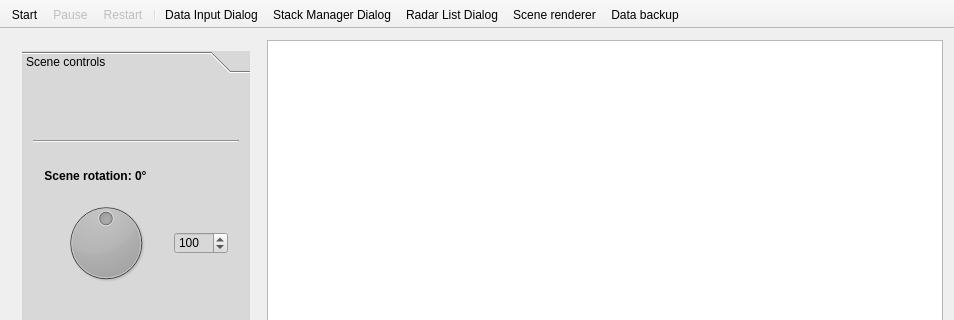
First picture: the form in DACUSN/mainwindow.ui, repository Gresthorn/DACUSN, before the edit; both pictures show x 0 to 954 and y 0 to 320 of the 954 by 630 pixel window.
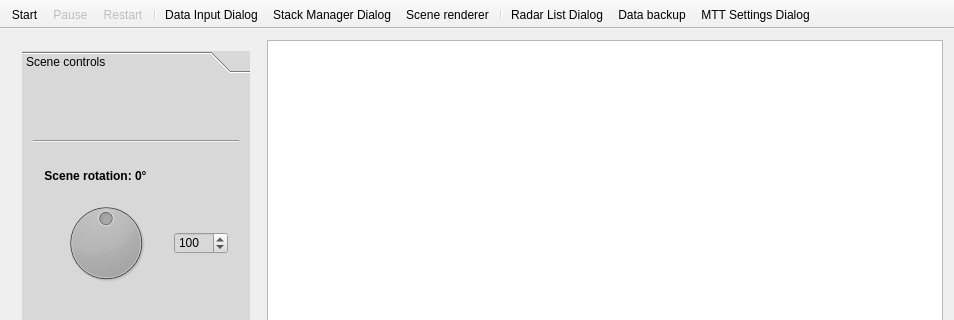
Second picture: the form after the edit. Icons and pictures are not drawn.

What changed in the file:
```diff
--- a/DACUSN/mainwindow.ui
+++ b/DACUSN/mainwindow.ui
@@ -775,9 +775,11 @@
    <addaction name="separator"/>
    <addaction name="actionData_Input_Dialog"/>
    <addaction name="actionStack_Manager_Dialog"/>
-   <addaction name="actionRadar_List_Dialog"/>
    <addaction name="actionScene_renderer"/>
+   <addaction name="separator"/>
+   <addaction name="actionRadar_List_Dialog"/>
    <addaction name="actionData_backup"/>
+   <addaction name="actionMTT_Settings_Dialog"/>
   </widget>
   <widget class="QStatusBar" name="statusBar"/>
   <action name="actionStart">
@@ -884,6 +886,15 @@
     <string>Data backup options</string>
    </property>
   </action>
+  <action name="actionMTT_Settings_Dialog">
+   <property name="icon">
+    <iconset>
+     <normaloff>:/mainToolbar/icons/mtt.png</normaloff>:/mainToolbar/icons/mtt.png</iconset>
+   </property>
+   <property name="text">
+    <string>MTT Settings Dialog</string>
+   </property>
+  </action>
  </widget>
  <layoutdefault spacing="6" margin="11"/>
  <resources>
```
Left out of the diff: 18 changed lines with no effect on the pictures.
